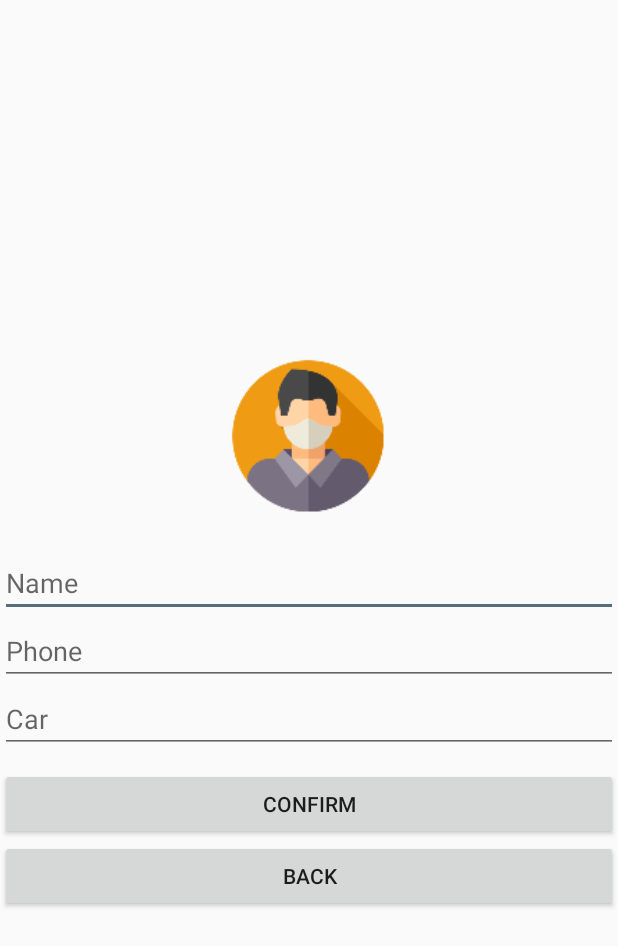
After one commit to vimaldumdum/CabApp, an Android app: the layout activity_driver_settings.xml on its own in the app's theme, with its tools: preview values and no code run, on a phone screen of 412 x 824 dp. The commit adds this screen. Shown: the top 946 px of the screen. Run offline under Robolectric (Android 15) with nearby library versions, the phone set to English and light mode, and no system bars.

Commit message:
customer and driver info exchange done.... too many bugs...

```diff
--- a/app/build.gradle
+++ b/app/build.gradle
@@ -31,6 +31,8 @@ dependencies {
     implementation "androidx.vectordrawable:vectordrawable:1.1.0"
     implementation 'com.google.firebase:firebase-database:19.3.1'
     implementation 'com.google.android.gms:play-services-maps:17.0.0'
+    implementation "androidx.cardview:cardview:1.0.0"
+    implementation 'com.google.android.libraries.places:places:2.2.0'
     implementation 'com.google.android.gms:play-services-location:17.0.0'
     implementation 'com.firebase:geofire-android:3.0.0'
     implementation 'com.github.bumptech.glide:glide:4.11.0'
--- a/app/src/main/AndroidManifest.xml
+++ b/app/src/main/AndroidManifest.xml
@@ -17,7 +17,8 @@
         android:roundIcon="@mipmap/ic_launcher_round"
         android:supportsRtl="true"
         android:theme="@style/AppTheme">
-        <activity android:name=".customerSettings"></activity>
+        <activity android:name=".driverSettings"></activity>
+        <activity android:name=".customerSettings" />
         <!--
              The API key for Google Maps-based APIs is defined as a string resource.
              (See the file "res/values/google_maps_api.xml").
--- a/app/src/main/java/com/example/cabapp/driverLogin.java
+++ b/app/src/main/java/com/example/cabapp/driverLogin.java
@@ -55,8 +55,8 @@ public class driverLogin extends AppCompatActivity {
 
                             String userId = mAuth.getUid();
 
-                            DatabaseReference databaseReference = FirebaseDatabase.getInstance().getReference().child("users").child("driver").child(userId);
-                            databaseReference.setValue(true);
+                            DatabaseReference databaseReference = FirebaseDatabase.getInstance().getReference().child("users").child("driver").child(userId).child("name");
+                            databaseReference.setValue("NO NAME");
                             updateUI();
                         }
                     }
--- /dev/null
+++ b/app/src/main/res/layout/activity_driver_settings.xml
@@ -0,0 +1,52 @@
+<?xml version="1.0" encoding="utf-8"?>
+<LinearLayout xmlns:android="http://schemas.android.com/apk/res/android"
+    xmlns:tools="http://schemas.android.com/tools"
+    android:layout_width="match_parent"
+    android:layout_height="match_parent"
+    tools:context=".driverSettings"
+    android:gravity="center"
+    android:orientation="vertical">
+
+    <ImageView
+        android:id="@+id/profilePictureDriver"
+        android:layout_width="150sp"
+        android:layout_height="150sp"
+        android:src="@mipmap/profile_foreground" />
+
+    <EditText
+        android:id="@+id/nameDriver"
+        android:layout_width="match_parent"
+        android:layout_height="wrap_content"
+        android:ems="10"
+        android:inputType="textPersonName"
+        android:hint="Name" />
+
+    <EditText
+        android:id="@+id/phoneDriver"
+        android:layout_width="match_parent"
+        android:layout_height="wrap_content"
+        android:ems="10"
+        android:inputType="phone"
+        android:hint="Phone" />
+
+    <EditText
+        android:id="@+id/carDriver"
+        android:layout_width="match_parent"
+        android:layout_height="wrap_content"
+        android:ems="10"
+        android:hint="Car" />
+
+    <Button
+        android:id="@+id/driverConfirm"
+        android:layout_marginTop="10sp"
+        android:layout_width="match_parent"
+        android:layout_height="wrap_content"
+        android:text="confirm" />
+
+    <Button
+        android:id="@+id/driverBack"
+        android:layout_width="match_parent"
+        android:layout_height="wrap_content"
+        android:text="back" />
+
+</LinearLayout>
--- a/app/src/main/res/values/strings.xml
+++ b/app/src/main/res/values/strings.xml
@@ -8,5 +8,6 @@
     <string name="text_location_permission">Give Permission?</string>
     <string name="ok">OK</string>
     <string name="logout">logout</string>
+    <string name="api_key">AIzaSyBUkK-7Qf8dBNqZnc7mjLXmZEaXrHsN7Xk</string>
     <string name="title_activity_customer_map">Map</string>
 </resources>
```
Also changed, not shown: app/src/main/java/com/example/cabapp/customerMap.java (+92 -4 lines), app/src/main/java/com/example/cabapp/driverMap.java (+29 -9 lines), app/src/main/java/com/example/cabapp/driverSettings.java (added, +190 -0 lines), app/src/main/res/layout/activity_customer_map.xml (+67 -3 lines), app/src/main/res/layout/activity_driver_map.xml (+19 -3 lines).
